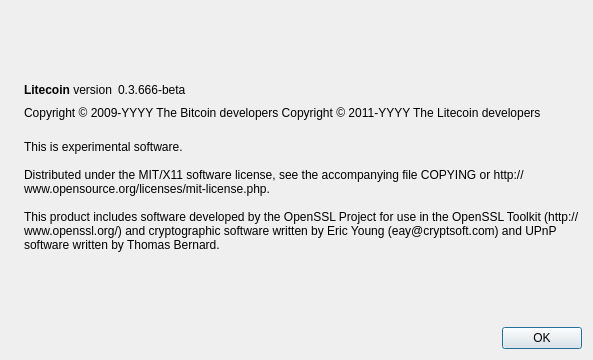
kilocoin/kilocoin, file src/qt/forms/aboutdialog.ui: the form before one commit.
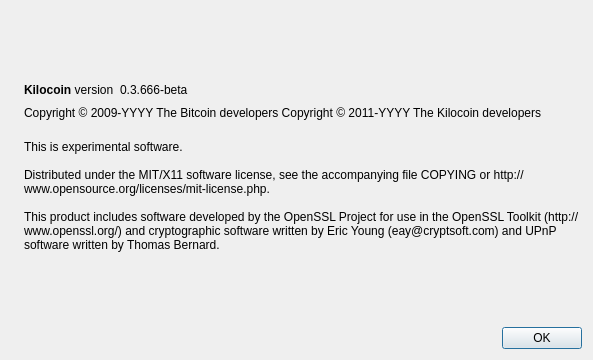
The form after the commit. Icons and pictures are not drawn.

Commit message: Kilocoin messages and text

Diff of the .ui file:
```diff
--- a/src/qt/forms/aboutdialog.ui
+++ b/src/qt/forms/aboutdialog.ui
@@ -50,7 +50,7 @@
           <cursorShape>IBeamCursor</cursorShape>
          </property>
          <property name="text">
-          <string>&lt;b&gt;Litecoin&lt;/b&gt; version</string>
+          <string>&lt;b&gt;Kilocoin&lt;/b&gt; version</string>
          </property>
          <property name="textInteractionFlags">
           <set>Qt::LinksAccessibleByMouse|Qt::TextSelectableByKeyboard|Qt::TextSelectableByMouse</set>
@@ -92,7 +92,7 @@
        </property>
        <property name="text">
         <string notr="true">Copyright &amp;copy; 2009-YYYY The Bitcoin developers
-Copyright &amp;copy; 2011-YYYY The Litecoin developers</string>
+Copyright &amp;copy; 2011-YYYY The Kilocoin developers</string>
        </property>
        <property name="textFormat">
         <enum>Qt::RichText</enum>
```
Left out of the diff: 2 changed lines with no effect on the pictures. The commit also changes 100 other files.
